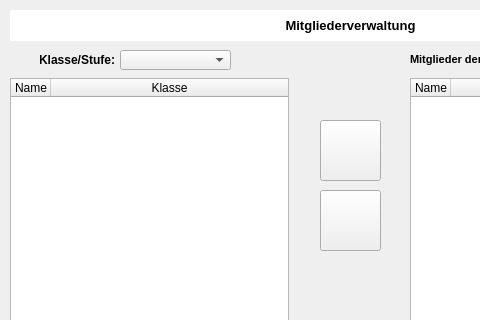
The window that susverwgui.ui (pyphil/Kursbuch) describes before a commit, drawn with Qt 5; both pictures show x 0 to 480 and y 0 to 320 of the 702 by 570 pixel window.
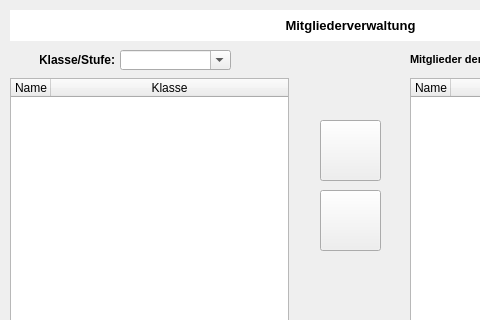
The same window after the commit. Icons and pictures are not drawn.

Commit message: combobox editable  + Klassen anzeigen

```diff
--- a/susverwgui.ui
+++ b/susverwgui.ui
@@ -296,6 +296,9 @@
      <height>20</height>
     </rect>
    </property>
+   <property name="editable">
+    <bool>true</bool>
+   </property>
   </widget>
   <widget class="QLabel" name="label_3">
    <property name="geometry">
```
The commit also changes 2 other files.
